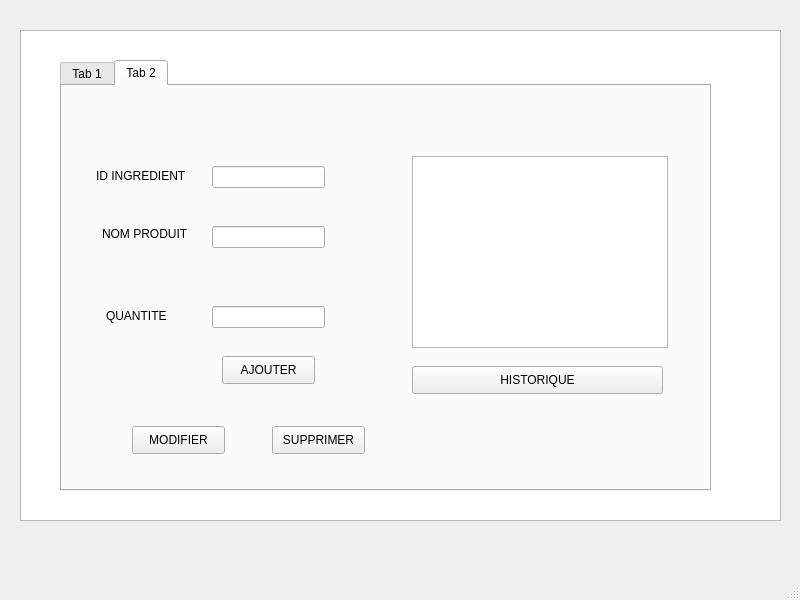
Before: the Qt Designer form mainwindow.ui in Amine-Snoussi/Smart-Restaurant-2A26, drawn with Qt 5.
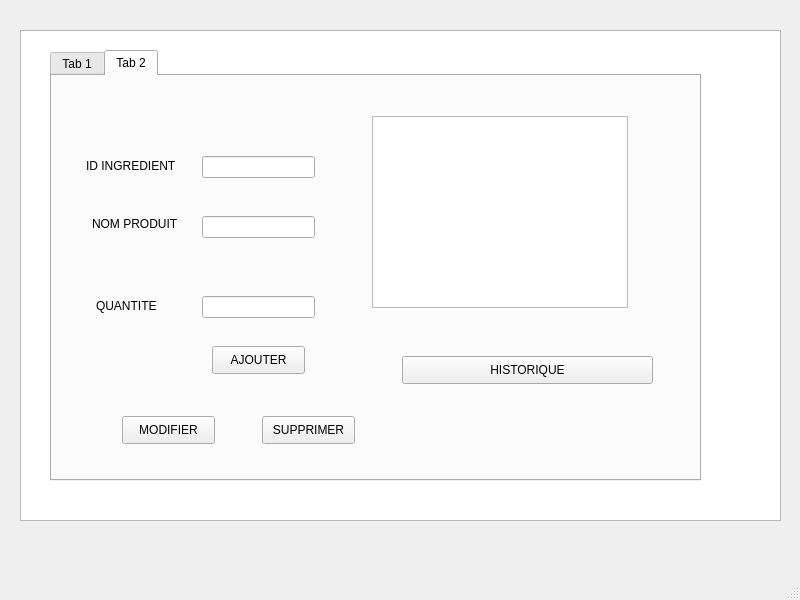
After: the same form once the commit is applied. The open tabs and pages were chosen to show the change.

The edit to the form file:
```diff
--- a/mainwindow.ui
+++ b/mainwindow.ui
@@ -27,8 +27,8 @@
    <widget class="QTabWidget" name="tabWidget">
     <property name="geometry">
      <rect>
-      <x>60</x>
-      <y>60</y>
+      <x>50</x>
+      <y>50</y>
       <width>651</width>
       <height>431</height>
      </rect>
@@ -278,16 +278,6 @@
        </rect>
       </property>
      </widget>
-     <widget class="QTextBrowser" name="textBrowser">
-      <property name="geometry">
-       <rect>
-        <x>350</x>
-        <y>70</y>
-        <width>256</width>
-        <height>192</height>
-       </rect>
-      </property>
-     </widget>
      <widget class="QPushButton" name="pushButton">
       <property name="geometry">
        <rect>
@@ -379,6 +369,16 @@
        <string>QUANTITE</string>
       </property>
      </widget>
+     <widget class="QTableView" name="tableView_2">
+      <property name="geometry">
+       <rect>
+        <x>320</x>
+        <y>40</y>
+        <width>256</width>
+        <height>192</height>
+       </rect>
+      </property>
+     </widget>
     </widget>
    </widget>
   </widget>
```
